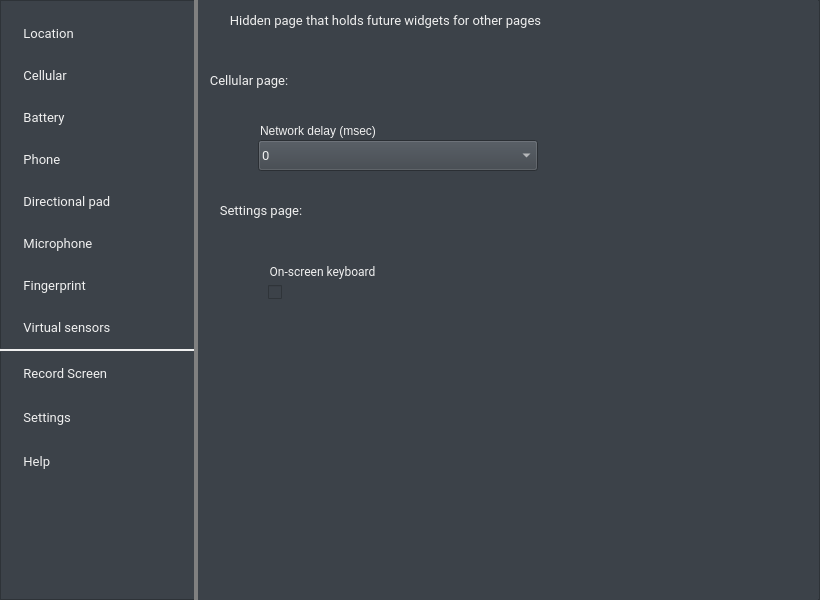
This is android/android-emu/android/skin/qt/extended.ui in vicamo/libandroid-emugl as Qt 5 draws it before an edit. The edited form follows.
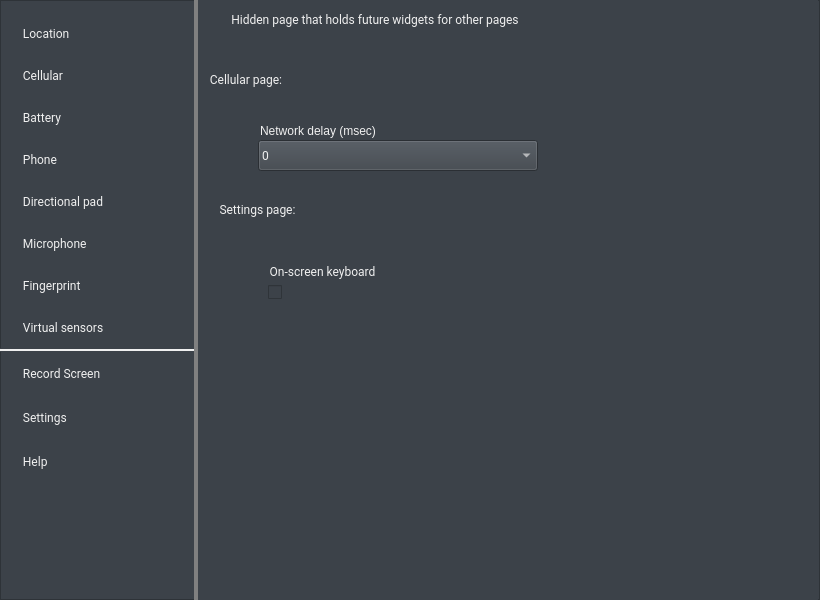
This is the edited form. The open tabs and pages were chosen to show the change. Icons and pictures are not drawn. Custom widgets are drawn as their Qt base class.

Diff of the .ui file:
```diff
--- a/android/android-emu/android/skin/qt/extended.ui
+++ b/android/android-emu/android/skin/qt/extended.ui
@@ -87,7 +87,6 @@
      <property name="font">
       <font>
        <family>Roboto</family>
-       <pointsize>10</pointsize>
        <weight>50</weight>
        <bold>false</bold>
       </font>
@@ -114,7 +113,6 @@
      <property name="font">
       <font>
        <family>Roboto</family>
-       <pointsize>10</pointsize>
        <weight>50</weight>
        <bold>false</bold>
       </font>
@@ -160,7 +158,6 @@
      <property name="font">
       <font>
        <family>Roboto</family>
-       <pointsize>10</pointsize>
       </font>
      </property>
      <property name="styleSheet">
@@ -254,7 +251,6 @@
      <property name="font">
       <font>
        <family>Roboto</family>
-       <pointsize>10</pointsize>
        <weight>50</weight>
        <bold>false</bold>
       </font>
@@ -283,7 +279,6 @@
    <property name="font">
     <font>
      <family>Roboto</family>
-     <pointsize>10</pointsize>
     </font>
    </property>
    <property name="autoFillBackground">
@@ -333,7 +328,6 @@
    <property name="font">
     <font>
      <family>Roboto</family>
-     <pointsize>10</pointsize>
      <weight>50</weight>
      <bold>false</bold>
     </font>
@@ -385,7 +379,6 @@
    <property name="font">
     <font>
      <family>Roboto</family>
-     <pointsize>10</pointsize>
     </font>
    </property>
    <property name="autoFillBackground">
@@ -435,7 +428,6 @@
    <property name="font">
     <font>
      <family>Roboto</family>
-     <pointsize>10</pointsize>
     </font>
    </property>
    <property name="autoFillBackground">
@@ -485,7 +477,6 @@
    <property name="font">
     <font>
      <family>Roboto</family>
-     <pointsize>10</pointsize>
     </font>
    </property>
    <property name="autoFillBackground">
@@ -535,7 +526,6 @@
    <property name="font">
     <font>
      <family>Roboto</family>
-     <pointsize>10</pointsize>
     </font>
    </property>
    <property name="autoFillBackground">
@@ -610,7 +600,6 @@
    <property name="font">
     <font>
      <family>Roboto</family>
-     <pointsize>10</pointsize>
     </font>
    </property>
    <property name="autoFillBackground">
@@ -694,7 +683,6 @@
    <property name="font">
     <font>
      <family>Roboto</family>
-     <pointsize>10</pointsize>
     </font>
    </property>
    <property name="autoFillBackground">
@@ -800,7 +788,6 @@
    <property name="font">
     <font>
      <family>Roboto</family>
-     <pointsize>10</pointsize>
     </font>
    </property>
    <property name="autoFillBackground">
@@ -850,7 +837,6 @@
    <property name="font">
     <font>
      <family>Roboto</family>
-     <pointsize>10</pointsize>
     </font>
    </property>
    <property name="autoFillBackground">
@@ -900,7 +886,6 @@
    <property name="font">
     <font>
      <family>Roboto</family>
-     <pointsize>10</pointsize>
     </font>
    </property>
    <property name="autoFillBackground">
```
